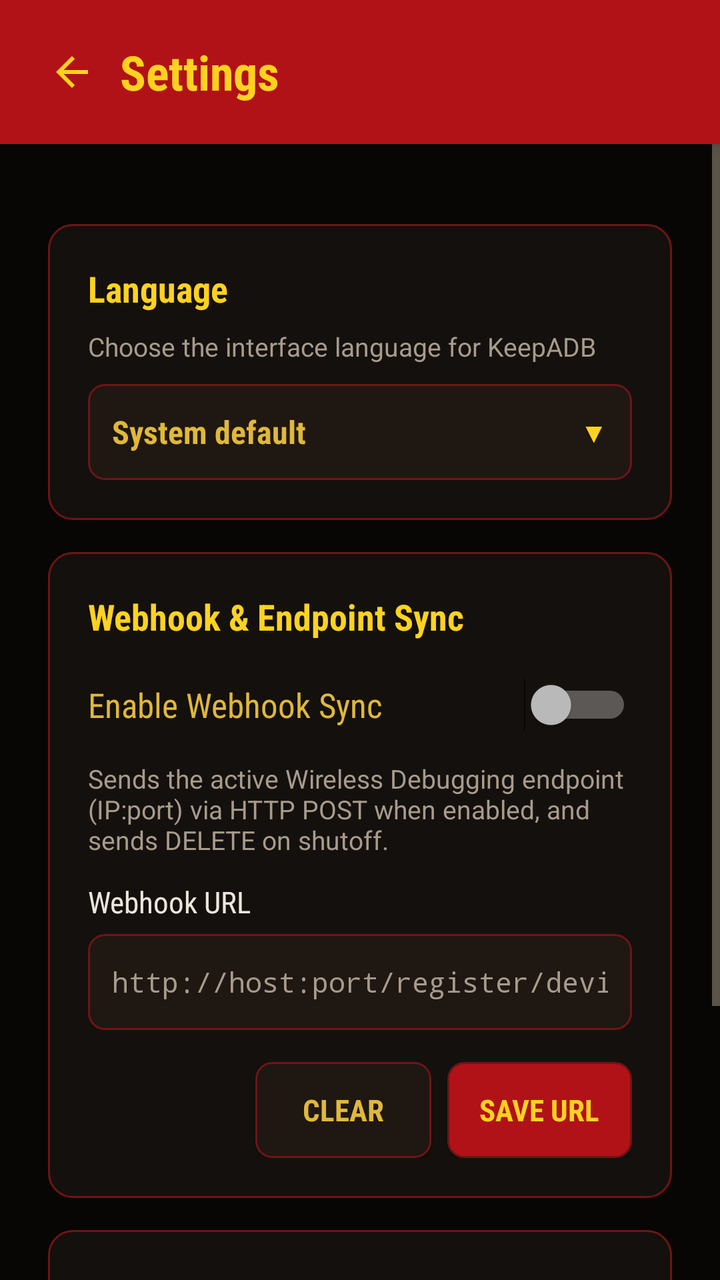
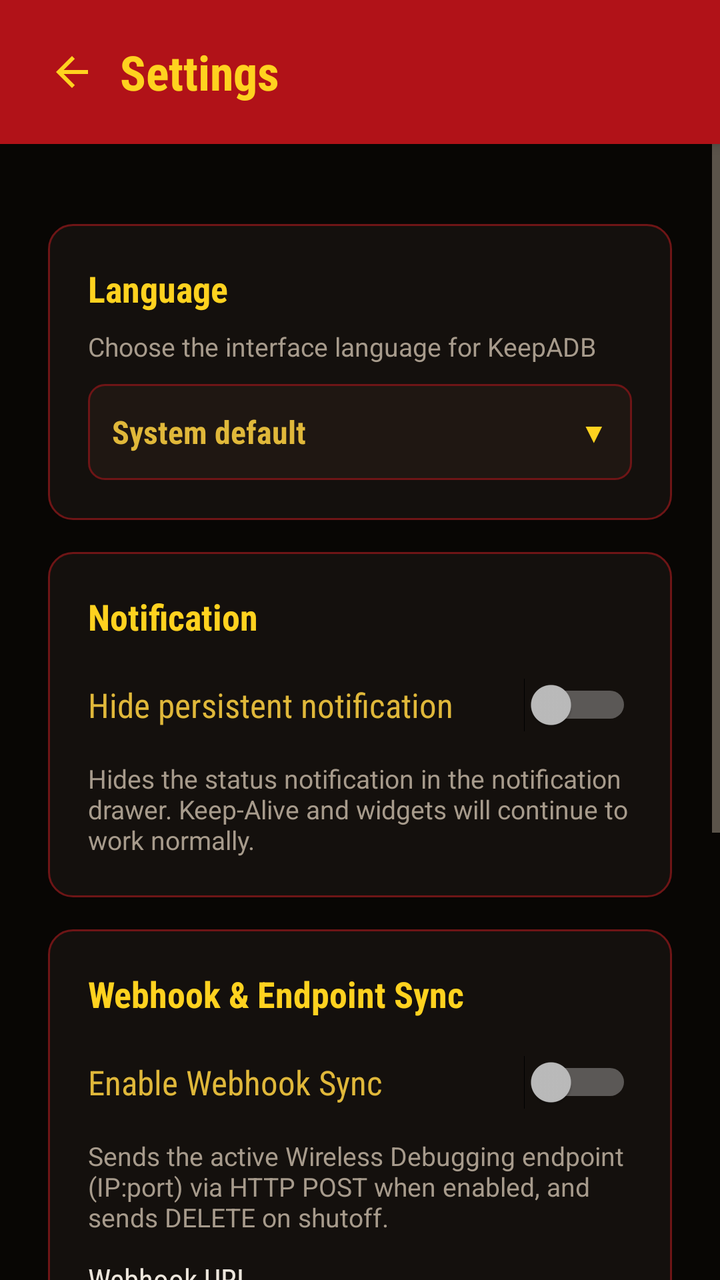

Screens rendered from an Android XML layout before and after an edit, with the pre-edit source and the edit as a unified diff.
<!-- AndroidManifest.xml: application theme Theme.KeepADB -->
<!-- res/layout/activity_settings.xml -->
<?xml version="1.0" encoding="utf-8"?>
<LinearLayout xmlns:android="http://schemas.android.com/apk/res/android"
    android:layout_width="match_parent"
    android:layout_height="match_parent"
    android:background="@color/ground"
    android:orientation="vertical">

    
    <LinearLayout
        android:layout_width="match_parent"
        android:layout_height="wrap_content"
        android:background="@color/banner_red"
        android:elevation="4dp"
        android:gravity="center_vertical"
        android:orientation="horizontal"
        android:padding="12dp">

        <ImageButton
            android:id="@+id/btn_back"
            android:layout_width="48dp"
            android:layout_height="48dp"
            android:background="@drawable/bg_btn_header"
            android:contentDescription="@string/back"
            android:padding="12dp"
            android:src="@drawable/ic_arrow_back" />

        <TextView
            android:layout_width="0dp"
            android:layout_height="wrap_content"
            android:layout_weight="1"
            android:fontFamily="sans-serif-condensed"
            android:text="@string/title_settings"
            android:textColor="@color/title_yellow"
            android:textSize="24sp"
            android:textStyle="bold" />
    </LinearLayout>

    <ScrollView
        android:layout_width="match_parent"
        android:layout_height="0dp"
        android:layout_weight="1"
        android:fillViewport="true">

    <LinearLayout
        android:layout_width="match_parent"
        android:layout_height="wrap_content"
        android:orientation="vertical"
        android:padding="24dp">

        
        <LinearLayout
            android:id="@+id/settings_permission_panel"
            android:layout_width="match_parent"
            android:layout_height="wrap_content"
            android:layout_marginTop="16dp"
            android:background="@drawable/bg_panel"
            android:orientation="vertical"
            android:visibility="gone">

            <TextView
                android:layout_width="match_parent"
                android:layout_height="wrap_content"
                android:fontFamily="sans-serif-condensed"
                android:text="@string/setup_title"
                android:textColor="@color/title_yellow"
                android:textSize="18sp"
                android:textStyle="bold" />

            <TextView
                android:layout_width="match_parent"
                android:layout_height="wrap_content"
                android:layout_marginTop="8dp"
                android:fontFamily="sans-serif"
                android:text="@string/settings_permission_warning"
                android:textColor="@color/night_text"
                android:textSize="13sp" />
        </LinearLayout>

        
        <LinearLayout
            android:id="@+id/settings_language_panel"
            android:layout_width="match_parent"
            android:layout_height="wrap_content"
            android:layout_marginTop="16dp"
            android:background="@drawable/bg_panel"
            android:orientation="vertical">

            <TextView
                android:layout_width="match_parent"
                android:layout_height="wrap_content"
                android:layout_marginBottom="8dp"
                android:fontFamily="sans-serif-condensed"
                android:text="@string/settings_section_language"
                android:textColor="@color/title_yellow"
                android:textSize="18sp"
                android:textStyle="bold" />

            <TextView
                android:layout_width="match_parent"
                android:layout_height="wrap_content"
                android:fontFamily="sans-serif"
                android:text="@string/settings_language_subtext"
                android:textColor="@color/night_muted"
                android:textSize="13sp" />

            <LinearLayout
                android:id="@+id/settings_language_selector"
                android:layout_width="match_parent"
                android:layout_height="wrap_content"
                android:layout_marginTop="10dp"
                android:background="@drawable/bg_card_clickable"
                android:clickable="true"
                android:contentDescription="@string/settings_language_label"
                android:focusable="true"
                android:gravity="center_vertical"
                android:minHeight="48dp"
                android:orientation="horizontal"
                android:padding="12dp">

                <TextView
                    android:id="@+id/settings_language_selected_text"
                    android:layout_width="0dp"
                    android:layout_height="wrap_content"
                    android:layout_weight="1"
                    android:fontFamily="sans-serif-condensed"
                    android:text="@string/settings_language_system_default"
                    android:textColor="@color/text_yellow"
                    android:textSize="16sp"
                    android:textStyle="bold" />

                <TextView
                    android:layout_width="wrap_content"
                    android:layout_height="wrap_content"
                    android:fontFamily="sans-serif-condensed"
                    android:text="▼"
                    android:textColor="@color/title_yellow"
                    android:textSize="14sp" />
            </LinearLayout>
        </LinearLayout>

        
        <LinearLayout
            android:id="@+id/settings_webhook_panel"
            android:layout_width="match_parent"
            android:layout_height="wrap_content"
            android:layout_marginTop="16dp"
            android:background="@drawable/bg_panel"
            android:orientation="vertical">

            <TextView
                android:layout_width="match_parent"
                android:layout_height="wrap_content"
                android:layout_marginBottom="8dp"
                android:fontFamily="sans-serif-condensed"
                android:text="@string/settings_webhook_title"
                android:textColor="@color/title_yellow"
                android:textSize="18sp"
                android:textStyle="bold" />

            <Switch
                android:id="@+id/settings_webhook_toggle"
                android:layout_width="match_parent"
                android:layout_height="wrap_content"
                android:minHeight="48dp"
                android:fontFamily="sans-serif-condensed"
                android:text="@string/settings_webhook_toggle"
                android:textColor="@color/text_yellow"
                android:textSize="17sp" />

            <TextView
                android:layout_width="match_parent"
                android:layout_height="wrap_content"
                android:layout_marginTop="4dp"
                android:layout_marginBottom="12dp"
                android:fontFamily="sans-serif"
                android:text="@string/settings_webhook_subtext"
                android:textColor="@color/night_muted"
                android:textSize="13sp" />

            <TextView
                android:layout_width="match_parent"
                android:layout_height="wrap_content"
                android:fontFamily="sans-serif-condensed"
                android:text="@string/settings_webhook_url_label"
                android:textColor="@color/night_text"
                android:textSize="15sp" />

            <EditText
                android:id="@+id/settings_webhook_url"
                android:layout_width="match_parent"
                android:layout_height="wrap_content"
                android:layout_marginTop="6dp"
                android:background="@drawable/bg_input"
                android:fontFamily="monospace"
                android:hint="@string/settings_webhook_url_hint"
                android:inputType="textUri"
                android:minHeight="48dp"
                android:padding="12dp"
                android:textColor="@color/night_text"
                android:textColorHint="@color/night_muted"
                android:textSize="14sp" />

            <TextView
                android:id="@+id/settings_webhook_error"
                android:layout_width="match_parent"
                android:layout_height="wrap_content"
                android:layout_marginTop="6dp"
                android:fontFamily="sans-serif"
                android:textColor="@color/link_red"
                android:textSize="13sp"
                android:visibility="gone" />

            <LinearLayout
                android:layout_width="match_parent"
                android:layout_height="wrap_content"
                android:layout_marginTop="16dp"
                android:gravity="end"
                android:orientation="horizontal">

                <Button
                    android:id="@+id/settings_webhook_clear"
                    android:layout_width="wrap_content"
                    android:layout_height="wrap_content"
                    android:layout_marginEnd="8dp"
                    android:background="@drawable/bg_btn_secondary"
                    android:fontFamily="sans-serif-condensed"
                    android:minHeight="48dp"
                    android:paddingStart="16dp"
                    android:paddingTop="8dp"
                    android:paddingEnd="16dp"
                    android:paddingBottom="8dp"
                    android:text="@string/settings_webhook_btn_clear"
                    android:textColor="@color/text_yellow"
                    android:textSize="15sp"
                    android:textStyle="bold" />

                <Button
                    android:id="@+id/settings_webhook_save"
                    android:layout_width="wrap_content"
                    android:layout_height="wrap_content"
                    android:background="@drawable/bg_btn_primary"
                    android:fontFamily="sans-serif-condensed"
                    android:minHeight="48dp"
                    android:paddingStart="16dp"
                    android:paddingTop="8dp"
                    android:paddingEnd="16dp"
                    android:paddingBottom="8dp"
                    android:text="@string/settings_webhook_btn_save"
                    android:textColor="@color/title_yellow"
                    android:textSize="15sp"
                    android:textStyle="bold" />
            </LinearLayout>
        </LinearLayout>

        
        <LinearLayout
            android:id="@+id/settings_security_panel"
            android:layout_width="match_parent"
            android:layout_height="wrap_content"
            android:layout_marginTop="16dp"
            android:background="@drawable/bg_panel"
            android:orientation="vertical">

            <TextView
                android:layout_width="match_parent"
                android:layout_height="wrap_content"
                android:layout_marginBottom="8dp"
                android:fontFamily="sans-serif-condensed"
                android:text="@string/settings_section_security"
                android:textColor="@color/title_yellow"
                android:textSize="18sp"
                android:textStyle="bold" />

            <TextView
                android:layout_width="match_parent"
                android:layout_height="wrap_content"
                android:fontFamily="sans-serif"
                android:lineSpacingExtra="3dp"
                android:text="@string/settings_security_body"
                android:textColor="@color/night_text"
                android:textSize="13sp" />
        </LinearLayout>

    </LinearLayout>
    </ScrollView>
</LinearLayout>
<!-- resources referenced by this layout -->
<resources>
  <color name="banner_red">#B11218</color>
  <color name="ground">#080604</color>
  <color name="link_red">#E23A2E</color>
  <color name="night_muted">#A79B8C</color>
  <color name="night_text">#EDE6DC</color>
  <color name="text_yellow">#E0B83A</color>
  <color name="title_yellow">#FFD21F</color>
  <!-- drawable bg_panel (drawable) -->
  <?xml version="1.0" encoding="utf-8"?>
  <shape xmlns:android="http://schemas.android.com/apk/res/android">
      <solid android:color="@color/panel" />
      <stroke android:width="1dp" android:color="@color/border_red" />
      <corners android:radius="@dimen/radius_panel" />
      <padding android:left="20dp" android:top="20dp" android:right="20dp" android:bottom="20dp" />
  </shape>
  <!-- drawable ic_arrow_back (drawable) -->
  <?xml version="1.0" encoding="utf-8"?>
  <vector xmlns:android="http://schemas.android.com/apk/res/android"
      android:autoMirrored="true"
      android:width="24dp"
      android:height="24dp"
      android:viewportWidth="24"
      android:viewportHeight="24"
      android:tint="@color/title_yellow">
      <path
          android:fillColor="@android:color/white"
          android:pathData="M20,11H7.83l5.59,-5.59L12,4l-8,8 8,8 1.41,-1.41L7.83,13H20v-2z" />
  </vector>
  <string name="back">Back</string>
  <string name="settings_language_label">App Language</string>
  <string name="settings_language_subtext">Choose the interface language for KeepADB</string>
  <string name="settings_language_system_default">System default</string>
  <string name="settings_permission_warning">System permission WRITE_SECURE_SETTINGS missing. KeepADB cannot toggle Wireless Debugging until permission is granted.</string>
  <string name="settings_section_language">Language</string>
  <string name="settings_section_security">Security &amp; Network Advice</string>
  <string name="settings_security_body">Wireless Debugging opens a network port for ADB. Use Keep-Alive primarily on trusted private Wi-Fi networks or VPNs. Turn off Wireless Debugging when connecting to public hotspots, and never accept unexpected pairing or authorization prompts.</string>
  <string name="settings_webhook_btn_clear">Clear</string>
  <string name="settings_webhook_btn_save">Save URL</string>
  <string name="settings_webhook_subtext">Sends the active Wireless Debugging endpoint (IP:port) via HTTP POST when enabled, and sends DELETE on shutoff.</string>
  <string name="settings_webhook_title">Webhook &amp; Endpoint Sync</string>
  <string name="settings_webhook_toggle">Enable Webhook Sync</string>
  <string name="settings_webhook_url_hint">http://host:port/register/device</string>
  <string name="settings_webhook_url_label">Webhook URL</string>
  <string name="setup_title">First-time setup</string>
  <string name="title_settings">Settings</string>
  <color name="primary_red">#D01822</color>
  <dimen name="radius_small">4dp</dimen>
  <color name="bright_yellow">#FFE15A</color>
  <dimen name="radius_control">8dp</dimen>
  <color name="border_red">#6E1516</color>
  <color name="panel_strong">#1F1712</color>
  <color name="panel">#14100D</color>
  <dimen name="radius_panel">12dp</dimen>
  <!-- unchanged entries left out for length: 6 -->
</resources>

<!-- the commit's change to res/layout/activity_settings.xml (unified diff, before → after) -->
@@ -136,6 +136,45 @@
                     android:textColor="@color/title_yellow"
                     android:textSize="14sp" />
             </LinearLayout>
+        </LinearLayout>
+
+        
+        <LinearLayout
+            android:id="@+id/settings_notification_panel"
+            android:layout_width="match_parent"
+            android:layout_height="wrap_content"
+            android:layout_marginTop="16dp"
+            android:background="@drawable/bg_panel"
+            android:orientation="vertical">
+
+            <TextView
+                android:layout_width="match_parent"
+                android:layout_height="wrap_content"
+                android:layout_marginBottom="8dp"
+                android:fontFamily="sans-serif-condensed"
+                android:text="@string/settings_section_notification"
+                android:textColor="@color/title_yellow"
+                android:textSize="18sp"
+                android:textStyle="bold" />
+
+            <Switch
+                android:id="@+id/settings_hide_notification_toggle"
+                android:layout_width="match_parent"
+                android:layout_height="wrap_content"
+                android:minHeight="48dp"
+                android:fontFamily="sans-serif-condensed"
+                android:text="@string/settings_hide_notification_toggle"
+                android:textColor="@color/text_yellow"
+                android:textSize="17sp" />
+
+            <TextView
+                android:layout_width="match_parent"
+                android:layout_height="wrap_content"
+                android:layout_marginTop="4dp"
+                android:fontFamily="sans-serif"
+                android:text="@string/settings_hide_notification_subtext"
+                android:textColor="@color/night_muted"
+                android:textSize="13sp" />
         </LinearLayout>
 
         
<!-- resource entries referenced after the edit -->
@@ -29,11 +29,14 @@
           android:pathData="M20,11H7.83l5.59,-5.59L12,4l-8,8 8,8 1.41,-1.41L7.83,13H20v-2z" />
   </vector>
   <string name="back">Back</string>
+  <string name="settings_hide_notification_subtext">Hides the status notification in the notification drawer. Keep-Alive and widgets will continue to work normally.</string>
+  <string name="settings_hide_notification_toggle">Hide persistent notification</string>
   <string name="settings_language_label">App Language</string>
   <string name="settings_language_subtext">Choose the interface language for KeepADB</string>
   <string name="settings_language_system_default">System default</string>
   <string name="settings_permission_warning">System permission WRITE_SECURE_SETTINGS missing. KeepADB cannot toggle Wireless Debugging until permission is granted.</string>
   <string name="settings_section_language">Language</string>
+  <string name="settings_section_notification">Notification</string>
   <string name="settings_section_security">Security &amp; Network Advice</string>
   <string name="settings_security_body">Wireless Debugging opens a network port for ADB. Use Keep-Alive primarily on trusted private Wi-Fi networks or VPNs. Turn off Wireless Debugging when connecting to public hotspots, and never accept unexpected pairing or authorization prompts.</string>
   <string name="settings_webhook_btn_clear">Clear</string>
